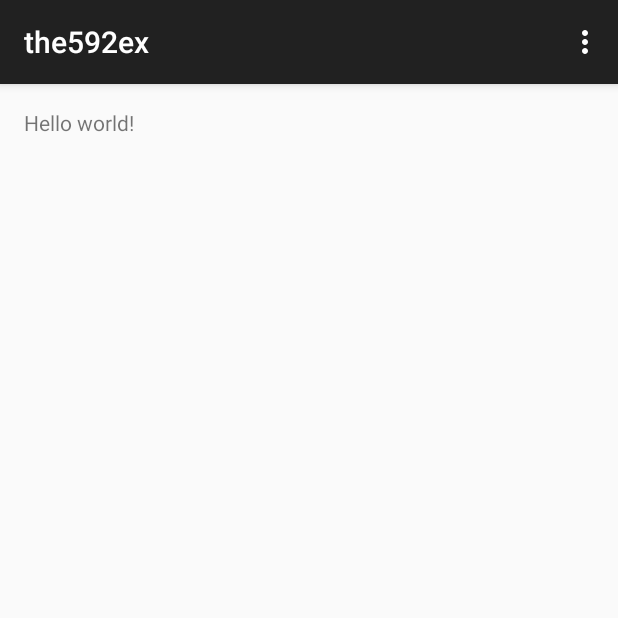
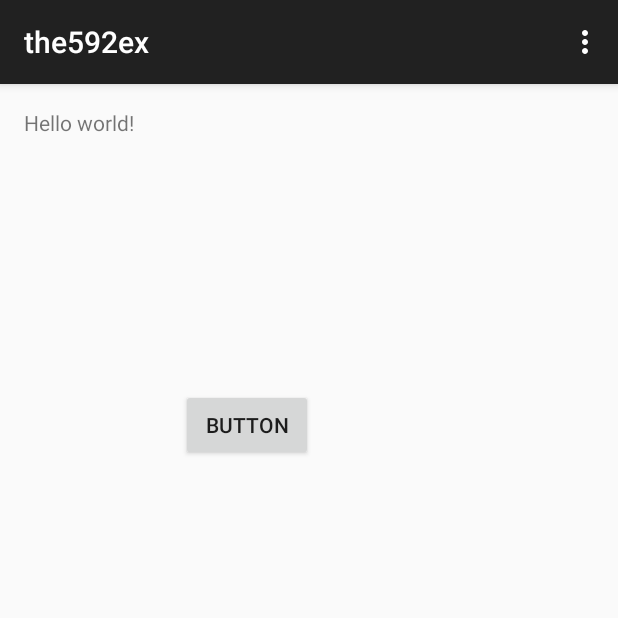
Before and after one commit to ohhanna/the592beauty, an Android app: the screen it shows after launch (MainActivity), on a phone screen of 412 x 824 dp, the top half of it. Run offline under Robolectric (Android 15) with nearby library versions, the phone set to English and light mode, and no system bars.

Commit message:
CHANGE
AZZZ

```diff
--- a/MyApplication10/app/build.gradle
+++ b/MyApplication10/app/build.gradle
@@ -2,7 +2,7 @@ apply plugin: 'com.android.application'
 
 android {
     compileSdkVersion 22
-    buildToolsVersion "22.0.1"
+    buildToolsVersion '25.0.0'
 
     defaultConfig {
         applicationId "com.example.the592ex"
--- a/MyApplication10/app/src/main/res/layout/activity_main.xml
+++ b/MyApplication10/app/src/main/res/layout/activity_main.xml
@@ -6,6 +6,17 @@
     android:paddingBottom="@dimen/activity_vertical_margin" tools:context=".MainActivity">
 
     <TextView android:text="@string/hello_world" android:layout_width="wrap_content"
-        android:layout_height="wrap_content" />
+        android:layout_height="wrap_content"
+        android:id="@+id/textView" />
+
+    <Button
+        android:id="@+id/button"
+        android:layout_width="wrap_content"
+        android:layout_height="wrap_content"
+        android:layout_below="@+id/textView"
+        android:layout_marginStart="31dp"
+        android:layout_marginTop="168dp"
+        android:layout_toEndOf="@+id/textView"
+        android:text="Button" />
 
 </RelativeLayout>
--- a/MyApplication10/build.gradle
+++ b/MyApplication10/build.gradle
@@ -5,7 +5,7 @@ buildscript {
         jcenter()
     }
     dependencies {
-        classpath 'com.android.tools.build:gradle:1.1.0'
+        classpath 'com.android.tools.build:gradle:2.3.0'
 
         // NOTE: Do not place your application dependencies here; they belong
         // in the individual module build.gradle files
```
Also changed, not shown: MyApplication10/gradle/wrapper/gradle-wrapper.properties, 7 other files.
